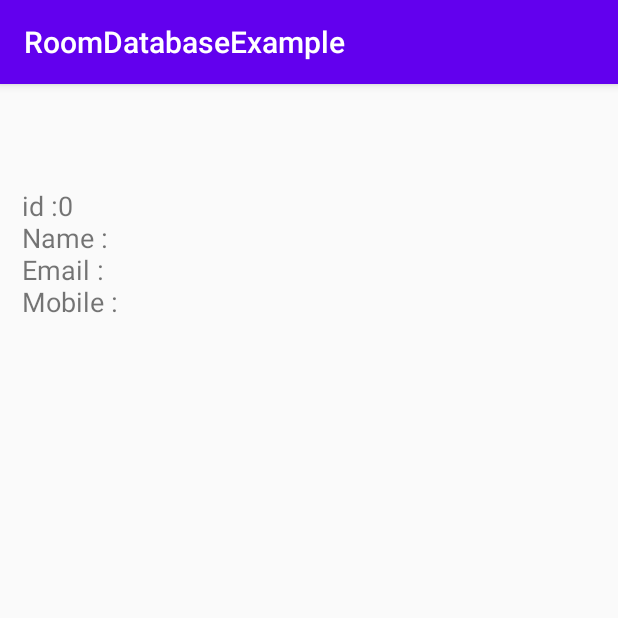
After one commit to ashispatel1998/RoomDatabase-Example, an Android app: the fragment ReadUserFragment placed in its activity, on a phone screen of 412 x 824 dp, the top half of it. The commit adds this screen. Run offline under Robolectric (Android 15) with nearby library versions, the phone set to English and light mode, and no system bars; our stand-ins replace Room's generated code.

Commit message:
second commit : bug fix and view data

```diff
--- a/app/src/main/java/com/example/roomdatabaseexample/AddUserFragment.java
+++ b/app/src/main/java/com/example/roomdatabaseexample/AddUserFragment.java
@@ -19,7 +19,6 @@ public class AddUserFragment extends Fragment {
     private EditText user_id,user_name,user_email,user_mobile;
     private Button btn_add_user;
 
-    MyAppDatabase myAppDatabase;
 
     public AddUserFragment() {
         // Required empty public constructor
@@ -35,13 +34,6 @@ public class AddUserFragment extends Fragment {
         user_email=view.findViewById(R.id.user_email);
         user_mobile=view.findViewById(R.id.user_mobile);
         btn_add_user=view.findViewById(R.id.btn_add_user);
-
-        try {
-            myAppDatabase = Room.databaseBuilder(getActivity(), MyAppDatabase.class, "userdb").allowMainThreadQueries()
-                    .build();
-        }catch (Exception e){
-            Toast.makeText(getActivity(),e.getMessage().toString(),Toast.LENGTH_LONG).show();
-        }
 
         try {
             btn_add_user.setOnClickListener(new View.OnClickListener() {
@@ -64,14 +56,14 @@ public class AddUserFragment extends Fragment {
                     user.setMobile(usermobile);
 
                     // Saving the data into the database
-                    myAppDatabase.myDao().addUser(user);
+                    MainActivity.myAppDatabase.myDao().addUser(user);
 
-                    Toast.makeText(getActivity(), "User data saved with id :" + userid, Toast.LENGTH_SHORT).show();
+
                     user_id.setText("");
                     user_name.setText("");
                     user_email.setText("");
                     user_mobile.setText("");
-
+                    Toast.makeText(getActivity(), "User data saved with id :" + userid, Toast.LENGTH_LONG).show();
                 }
             });
         }
--- a/app/src/main/java/com/example/roomdatabaseexample/HomeFragment.java
+++ b/app/src/main/java/com/example/roomdatabaseexample/HomeFragment.java
@@ -31,6 +31,7 @@ public class HomeFragment extends Fragment {
         btn_delete=view.findViewById(R.id.btn_delete_user);
         btn_update=view.findViewById(R.id.btn_update_user);
 
+        // ADD BUTTON
         btn_add.setOnClickListener(new View.OnClickListener() {
             @Override
             public void onClick(View view) {
@@ -39,6 +40,15 @@ public class HomeFragment extends Fragment {
             }
         });
 
+        // READ BUTTON
+        btn_view.setOnClickListener(new View.OnClickListener() {
+            @Override
+            public void onClick(View view) {
+                MainActivity.fragmentManager.beginTransaction().replace(R.id.fragment_container,new ReadUserFragment())
+                        .addToBackStack(null).commit();
+            }
+        });
+
         return view;
     }
 
--- a/app/src/main/java/com/example/roomdatabaseexample/MainActivity.java
+++ b/app/src/main/java/com/example/roomdatabaseexample/MainActivity.java
@@ -5,11 +5,12 @@ import androidx.fragment.app.FragmentManager;
 import androidx.room.Room;
 
 import android.os.Bundle;
+import android.widget.Toast;
 
 public class MainActivity extends AppCompatActivity{
 
     public static FragmentManager fragmentManager;
-
+    public static      MyAppDatabase myAppDatabase;
 //    public  static MyAppDatabase myAppDatabase;
 
     @Override
@@ -19,10 +20,13 @@ public class MainActivity extends AppCompatActivity{
 
         fragmentManager=getSupportFragmentManager();
 
-        //Initialize the object of MyAppDatabase
-//        myAppDatabase= Room.databaseBuilder(getApplicationContext(),MyAppDatabase.class,"userdb")
-////                .build();
-        // allowMainThreadQueries() is used to give the permission for database operation over main thread
+        try {
+            myAppDatabase = Room.databaseBuilder(getApplicationContext(), MyAppDatabase.class, "userdb").allowMainThreadQueries()
+                    .build();
+        }catch (Exception e){
+            Toast.makeText(getApplicationContext(),e.getMessage().toString(),Toast.LENGTH_LONG).show();
+        }
+
 
         // Adding Home Fragment
         if(findViewById(R.id.fragment_container)!=null){
--- a/app/src/main/java/com/example/roomdatabaseexample/MyDao.java
+++ b/app/src/main/java/com/example/roomdatabaseexample/MyDao.java
@@ -2,8 +2,10 @@ package com.example.roomdatabaseexample;
 
 import androidx.room.Dao;
 import androidx.room.Insert;
+import androidx.room.Query;
 
 import java.io.Serializable;
+import java.util.List;
 
 // Data Access Object Class to access the data
 // We can perform table insertion,creation,deletion,updation etc through the Dao Object
@@ -17,4 +19,8 @@ public interface MyDao {
     @Insert
     public void addUser(User user);
 
+    // Read all the users from database as return as a List of user object
+    @Query("select * from User")
+    public List<User> getUsers();
+
 }
--- /dev/null
+++ b/app/src/main/java/com/example/roomdatabaseexample/ReadUserFragment.java
@@ -0,0 +1,48 @@
+package com.example.roomdatabaseexample;
+
+import android.os.Bundle;
+
+import androidx.fragment.app.Fragment;
+
+import android.view.LayoutInflater;
+import android.view.View;
+import android.view.ViewGroup;
+import android.widget.TextView;
+
+import java.util.List;
+
+public class ReadUserFragment extends Fragment {
+    private TextView user_info;
+    public ReadUserFragment() {
+
+    }
+
+    @Override
+    public View onCreateView(LayoutInflater inflater, ViewGroup container,
+                             Bundle savedInstanceState) {
+        // Inflate the layout for this fragment
+        View view= inflater.inflate(R.layout.fragment_read_user, container, false);
+        user_info=view.findViewById(R.id.user_info);
+
+        // Read information from room database\
+        // Return value is List
+        List<User> users=MainActivity.myAppDatabase.myDao().getUsers();
+
+        // Variable
+        String info="";
+
+        // Displaying user info in the text view
+        for(User user:users){
+
+            int id=user.getId();
+            String name=user.getName();
+            String email=user.getEmail();
+            String mobile=user.getMobile();
+
+            info=info+"\n\n"+" id :"+id+"\n Name :"+name+"\n Email :"+email+"\n Mobile :"+mobile;
+            user_info.setText(info);
+        }
+
+        return view;
+    }
+}
--- /dev/null
+++ b/app/src/main/res/layout/fragment_read_user.xml
@@ -0,0 +1,31 @@
+<?xml version="1.0" encoding="utf-8"?>
+<RelativeLayout
+    xmlns:android="http://schemas.android.com/apk/res/android"
+    xmlns:app="http://schemas.android.com/apk/res-auto"
+    xmlns:tools="http://schemas.android.com/tools"
+    android:layout_width="match_parent"
+    android:layout_height="match_parent"
+    tools:context=".ReadUserFragment">
+
+    <ScrollView
+        android:layout_width="match_parent"
+        android:layout_height="match_parent"
+        android:padding="10dp"
+        app:layout_constraintEnd_toEndOf="parent"
+        tools:layout_editor_absoluteY="0dp">
+
+        <TextView
+            android:id="@+id/user_info"
+            android:layout_width="wrap_content"
+            android:layout_height="wrap_content"
+            android:layout_marginTop="16dp"
+            android:text="TextView"
+            android:textSize="18sp"
+            app:layout_constraintEnd_toEndOf="parent"
+            app:layout_constraintHorizontal_bias="0.073"
+            app:layout_constraintStart_toStartOf="parent"
+            app:layout_constraintTop_toTopOf="parent" />
+
+    </ScrollView>
+
+</RelativeLayout>
```
